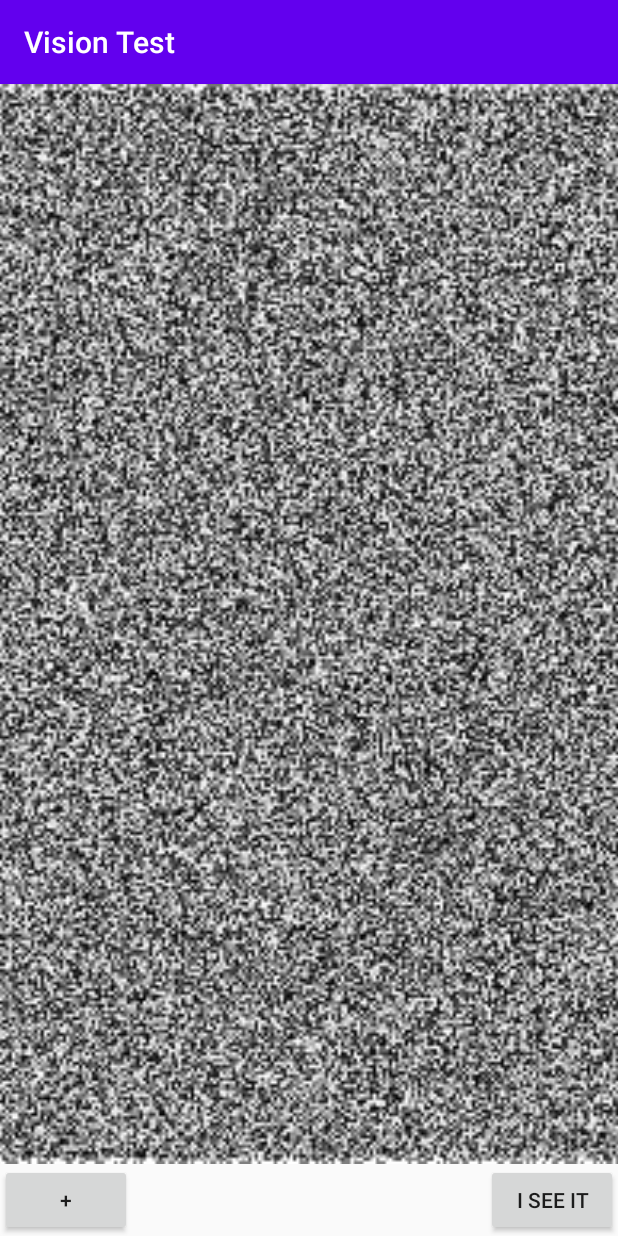
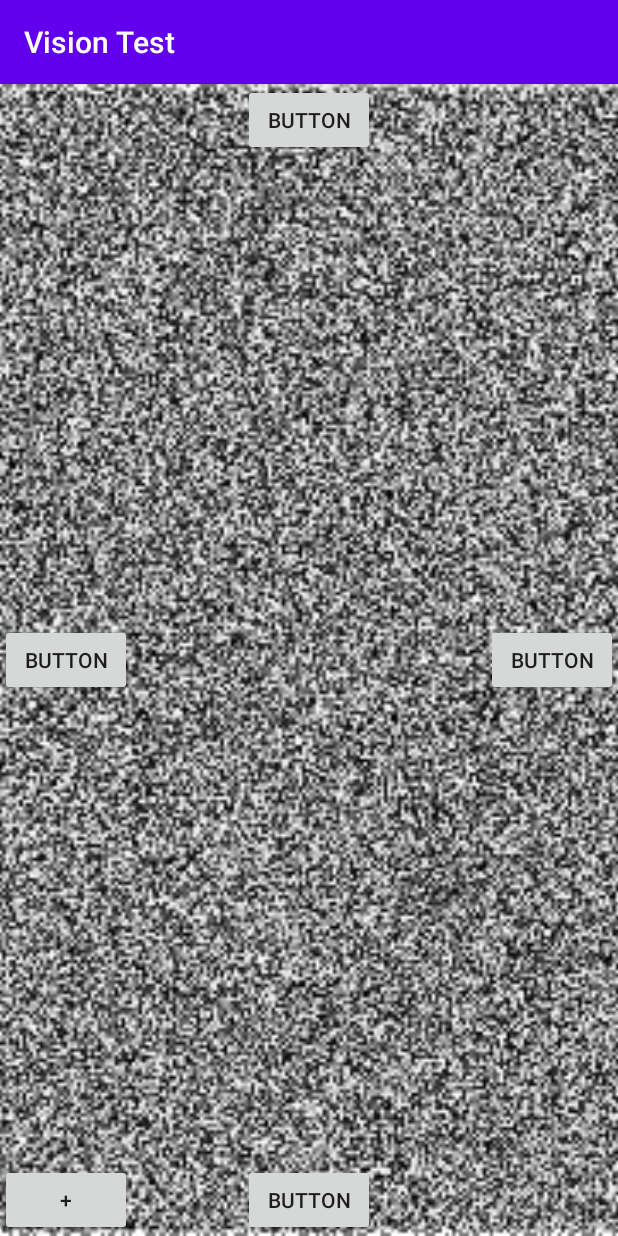
Before and after one commit to pbalint99/VisionTest, an Android app: the ContrastTestActivity screen opened directly, with no data from a screen before it, after a tap on "START", on a phone screen of 412 x 824 dp. Run offline under Robolectric (Android 15) with nearby library versions, the phone set to English and light mode, and no system bars.

Commit message:
Contrast modified, 4 direction options

```diff
--- a/app/src/main/java/hu/bme/mogi/android/visiontest/activities/ContrastTestActivity.kt
+++ b/app/src/main/java/hu/bme/mogi/android/visiontest/activities/ContrastTestActivity.kt
@@ -4,7 +4,6 @@ import android.graphics.Bitmap
 import android.graphics.BitmapFactory
 import android.graphics.Color
 import android.os.Bundle
-import android.view.View
 import android.widget.Toast
 import androidx.appcompat.app.AppCompatActivity
 import androidx.constraintlayout.widget.ConstraintLayout
@@ -12,46 +11,92 @@ import hu.bme.mogi.android.visiontest.R
 import kotlinx.android.synthetic.main.activity_contrasttest.*
 import kotlinx.android.synthetic.main.activity_vatest.*
 import java.util.*
-import kotlin.math.roundToInt
 
 
 class ContrastTestActivity: AppCompatActivity() {
     var tryNumber: Int = 1
-    var results: FloatArray = floatArrayOf(0f,0f,0f)
+    var results: FloatArray = floatArrayOf(0f, 0f, 0f)
     var firstpressed: Boolean = false
+    var widthMiddle = 0; var heightMiddle = 0
+
     override fun onCreate(savedInstanceState: Bundle?) {
         super.onCreate(savedInstanceState)
         setContentView(R.layout.activity_contrasttest)
 
         gaussView.setImageResource(R.drawable.sin_feathered)
         gaussView.alpha=0f
-        nextButton.visibility= View.INVISIBLE
 
         plusButton.setOnClickListener{
             if(!firstpressed) {
                 plusButton.text="+"
-                nextButton.visibility=View.VISIBLE
                 moveGauss()
-                rotate()
-                noiseView.setImageBitmap(applyFleaEffect(BitmapFactory.decodeResource(applicationContext.resources,R.drawable.black_square)))
+                noiseView.setImageBitmap(
+                    applyFleaEffect(
+                        BitmapFactory.decodeResource(
+                            applicationContext.resources,
+                            R.drawable.black_square
+                        )
+                    )
+                )
                 firstpressed=true
             }
             gaussView.alpha+=0.01f
         }
 
-        nextButton.setOnClickListener{
-            if(tryNumber<3) {
-                noiseView.setImageBitmap(applyFleaEffect(BitmapFactory.decodeResource(applicationContext.resources,R.drawable.black_square)))
-                moveGauss()
-                rotate()
-                results[tryNumber-1]=gaussView.alpha
-                gaussView.alpha = 0.02f
-                tryNumber++
-            } else {
-                Toast.makeText(applicationContext,"Your result: "+(results.average()*100).roundToInt().toString()+"%",Toast.LENGTH_LONG).show()
-                finish()
-            }
+        //Button Listeners:
+        upBtnC.setOnClickListener{
+            guess(0)
+            moveGauss() //TODO: ne hagyd benne
         }
+        rightBtnC.setOnClickListener{
+            guess(1)
+        }
+        downBtnC.setOnClickListener{
+            guess(2)
+        }
+        leftBtnC.setOnClickListener{
+            guess(3)
+        }
+
+//        nextButton.setOnClickListener{
+//            if(tryNumber<3) {
+//                noiseView.setImageBitmap(applyFleaEffect(BitmapFactory.decodeResource(applicationContext.resources,R.drawable.black_square)))
+//                moveGauss()
+//                results[tryNumber-1]=gaussView.alpha
+//                gaussView.alpha = 0.02f
+//                tryNumber++
+//            } else {
+//                Toast.makeText(applicationContext,"Your result: "+(results.average()*100).roundToInt().toString()+"%",Toast.LENGTH_LONG).show()
+//                finish()
+//            }
+//        }
+
+//        gaussView.pivotX = gaussView.width.toFloat() / 2;
+//        gaussView.pivotY = gaussView.height.toFloat()/ 2;
+//        gaussView.setImageBitmap(
+//            setFrequency(
+//                BitmapFactory.decodeResource(
+//                    applicationContext.resources,
+//                    R.drawable.black_square
+//                )
+//            )
+//        )
+
+    }
+
+    private fun setFrequency(source: Bitmap): Bitmap? {
+        // get source image size
+        val width = source.width
+        val height = source.height
+        val pixels = IntArray(width * height)
+        var hsv: FloatArray
+        // get pixel array from source
+        source.getPixels(pixels, 0, width, 0, 0, width, height)
+
+
+        val bmOut = Bitmap.createBitmap(width, height, source.config)
+        bmOut.setPixels(pixels, 0, width, 0, 0, width, height)
+        return bmOut
     }
 
 
@@ -76,7 +121,7 @@ class ContrastTestActivity: AppCompatActivity() {
 //                    random.nextInt(255),
 //                    random.nextInt(255), random.nextInt(255)
 //                )
-                hsv= floatArrayOf(0f,0f,random.nextFloat())
+                hsv= floatArrayOf(0f, 0f, random.nextFloat())
                 val randColor: Int = Color.HSVToColor(hsv)
                 // OR
                 pixels[index] = pixels[index] or randColor
@@ -91,18 +136,44 @@ class ContrastTestActivity: AppCompatActivity() {
     private fun moveGauss() {
         val params = gaussView.layoutParams as ConstraintLayout.LayoutParams
         val random = Random()
+        val loc =  IntArray(2)
+        widthMiddle = (noiseView.width - gaussView.width)/2
+        heightMiddle = (noiseView.height - gaussView.height)/2
+
+        when((0..3).random()) {
+            0 -> {
+                loc[0] = widthMiddle
+                loc[1] = 0
+            } //Up
+            1 -> {
+                loc[0] = noiseView.width - gaussView.width
+                loc[1] = heightMiddle
+            } //Right
+            2 -> {
+                loc[0] = widthMiddle
+                loc[1] = noiseView.height - gaussView.height
+            } //Down
+            else -> {
+                loc[0] = 0
+                loc[1] = heightMiddle
+            } //Left
+        }
         params.setMargins(
-            random.nextInt(noiseView.width) - gaussView.width,
-            random.nextInt(noiseView.height) - gaussView.height,
+//            random.nextInt(noiseView.width) - gaussView.width,
+//            random.nextInt(noiseView.height) - gaussView.height,
+            loc[0],
+            loc[1],
             0,
             0
         )
         gaussView.layoutParams = params
-    }
-
-    private fun rotate() {
-        val random = Random()
         gaussView.rotation=random.nextInt(360).toFloat()
     }
 
+    //TODO: lépcsős fentről-lenntről megbecsülés
+    private fun guess(dir: Int) {
+//        var min: Int = 100;
+//        Toast.makeText(applicationContext,"x: "+(gaussView.pivotX/noiseView.width).toString()+", y: "+(gaussView.pivotY/noiseView.height).toString(),Toast.LENGTH_SHORT).show();
+    }
+
 }
--- a/app/src/main/res/layout/activity_contrasttest.xml
+++ b/app/src/main/res/layout/activity_contrasttest.xml
@@ -4,7 +4,7 @@
     xmlns:tools="http://schemas.android.com/tools"
     android:layout_width="match_parent"
     android:layout_height="match_parent"
-    android:id="@+id/contrastWindow">
+    tools:context=".activities.ContrastTestActivity">
 
 
     <Button
@@ -17,16 +17,6 @@
         app:layout_constraintBottom_toBottomOf="parent"
         app:layout_constraintStart_toStartOf="parent" />
 
-    <Button
-        android:id="@+id/nextButton"
-        android:layout_width="wrap_content"
-        android:layout_height="wrap_content"
-        android:layout_alignParentEnd="true"
-        android:layout_alignParentBottom="true"
-        android:text="I see it"
-        app:layout_constraintBottom_toBottomOf="parent"
-        app:layout_constraintEnd_toEndOf="parent" />
-
     <ImageView
         android:id="@+id/noiseView"
         android:layout_width="match_parent"
@@ -38,7 +28,7 @@
         android:scaleType="centerCrop"
         android:src="@drawable/white_square"
         android:visibility="visible"
-        app:layout_constraintBottom_toTopOf="@+id/plusButton"
+        app:layout_constraintBottom_toBottomOf="parent"
         app:layout_constraintEnd_toEndOf="parent"
         app:layout_constraintHorizontal_bias="0.0"
         app:layout_constraintStart_toStartOf="parent"
@@ -61,5 +51,40 @@
         tools:ignore="ContentDescription"
         tools:srcCompat="@drawable/black_square"
         tools:visibility="visible" />
+    <Button
+        android:id="@+id/upBtnC"
+        android:layout_width="wrap_content"
+        android:layout_height="wrap_content"
+        android:text="Button"
+        app:layout_constraintEnd_toEndOf="parent"
+        app:layout_constraintStart_toStartOf="parent"
+        app:layout_constraintTop_toTopOf="parent" />
+
+    <Button
+        android:id="@+id/leftBtnC"
+        android:layout_width="wrap_content"
+        android:layout_height="wrap_content"
+        android:text="Button"
+        app:layout_constraintBottom_toBottomOf="parent"
+        app:layout_constraintStart_toStartOf="parent"
+        app:layout_constraintTop_toTopOf="parent" />
+
+    <Button
+        android:id="@+id/downBtnC"
+        android:layout_width="wrap_content"
+        android:layout_height="wrap_content"
+        android:text="Button"
+        app:layout_constraintBottom_toBottomOf="parent"
+        app:layout_constraintEnd_toEndOf="parent"
+        app:layout_constraintStart_toStartOf="parent" />
+
+    <Button
+        android:id="@+id/rightBtnC"
+        android:layout_width="wrap_content"
+        android:layout_height="wrap_content"
+        android:text="Button"
+        app:layout_constraintBottom_toBottomOf="parent"
+        app:layout_constraintEnd_toEndOf="parent"
+        app:layout_constraintTop_toTopOf="parent" />
 
 </androidx.constraintlayout.widget.ConstraintLayout>
```
Also changed, not shown: app/src/main/res/layout/activity_main.xml (+17 -15 lines).
